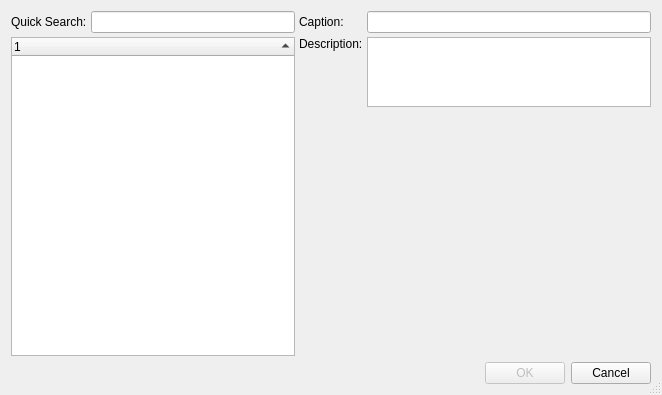
This is u7/Forms/ChooseAfbDialog.ui in whiteman-kr/u7set as Qt 5 draws it before an edit. The edited form follows.
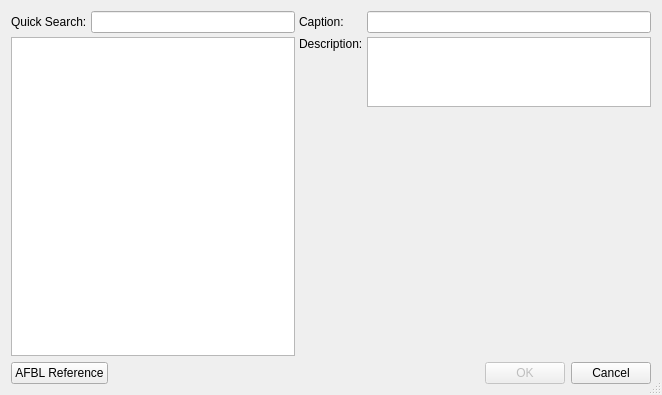
This is the edited form. Custom widgets are drawn as their Qt base class.

```diff
--- a/u7/Forms/ChooseAfbDialog.ui
+++ b/u7/Forms/ChooseAfbDialog.ui
@@ -36,7 +36,7 @@
           <bool>false</bool>
          </property>
          <attribute name="headerVisible">
-          <bool>true</bool>
+          <bool>false</bool>
          </attribute>
          <attribute name="headerShowSortIndicator" stdset="0">
           <bool>true</bool>
@@ -125,6 +125,13 @@
      </item>
      <item>
       <layout class="QHBoxLayout" name="horizontalLayout_3">
+       <item>
+        <widget class="QPushButton" name="btnAfbLibraryHelp">
+         <property name="text">
+          <string>AFBL Reference</string>
+         </property>
+        </widget>
+       </item>
        <item>
         <spacer name="horizontalSpacer">
          <property name="orientation">
```
